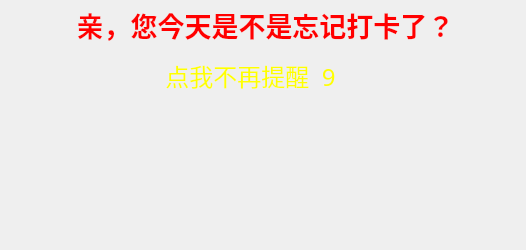
Qt form form.ui (fansilea/DAHelper) before a commit.
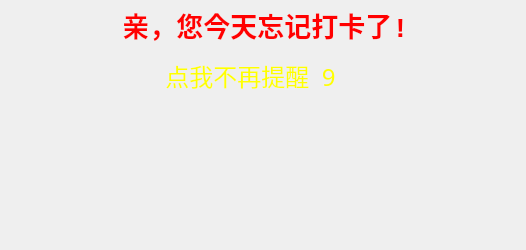
The same form after that commit.

Diff of the .ui file:
```diff
--- a/form.ui
+++ b/form.ui
@@ -71,7 +71,7 @@
     <string notr="true">color: rgb(255, 0, 0);</string>
    </property>
    <property name="text">
-    <string>亲，您今天是不是忘记打卡了？</string>
+    <string>亲，您今天忘记打卡了!</string>
    </property>
    <property name="alignment">
     <set>Qt::AlignCenter</set>
```
